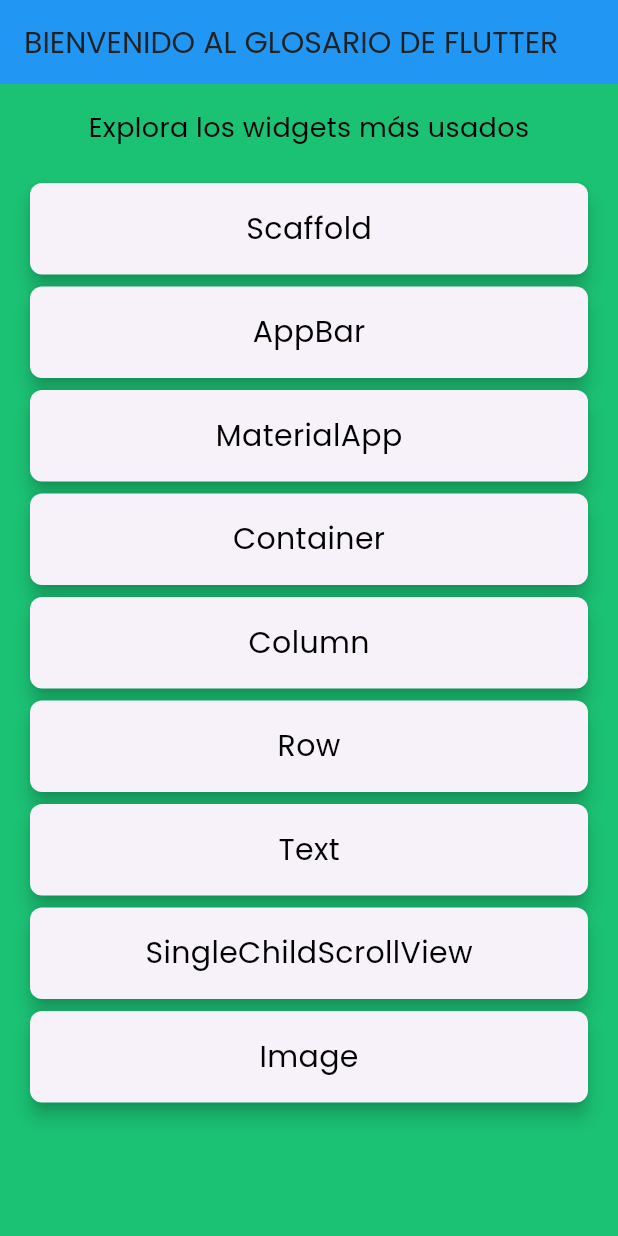
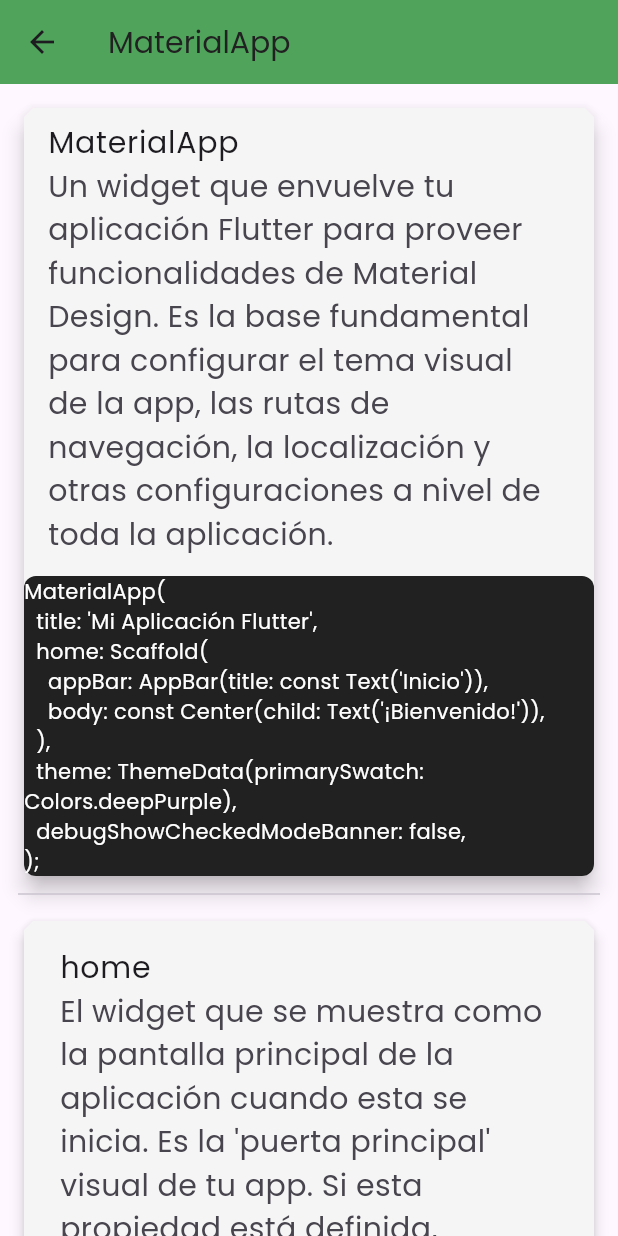
Before and after one commit to DanielCastroPerez/Aplicacion-de-lo-aprendido-en-flutter., a Flutter app: the screen it shows after launch, after a tap on "MaterialApp", on a phone screen of 412 x 824 dp. Run offline on Flutter 3.47's test engine with Material 3 defaults, Android fonts, the phone set to English and light mode, and no system bars; our stand-ins replace google_fonts.

Commit message:
Se agrega la pantalla Page_Container y se utiliza un Card junto con un ListTile para mejorar su presentación. En el archivo widgets_avanzado se incorporan más temas

```diff
--- a/lib/main.dart
+++ b/lib/main.dart
@@ -1,5 +1,6 @@
 import 'package:flutter/material.dart';
 import 'package:practida_daniel/pages/Page_AppBar.dart';
+import 'package:practida_daniel/pages/Page_MaterialApp.dart';
 import 'package:practida_daniel/pages/Page_Welcome.dart';
 import 'package:practida_daniel/pages/Page_Scaffold.dart';
 import 'package:practida_daniel/pages/Page_Container.dart';
@@ -21,6 +22,7 @@ class MyApp extends StatelessWidget {
         "/Page_Scaffold":(BuildContext context)=>Page_Scaffold(),
         "/Page_Container":(BuildContext context)=>Page_Container(),
         "/Page_AppBar":(BuildContext context)=>Page_AppBar(),
+        "/Page_MaterialApp":(BuildContext context)=>Page_MaterialApp(),
       },
     );
   }
--- a/lib/pages/Page_AppBar.dart
+++ b/lib/pages/Page_AppBar.dart
@@ -6,7 +6,6 @@ class Page_AppBar extends StatelessWidget {
   @override
   Widget build(BuildContext context) {
     final widgetData = ModalRoute.of(context)!.settings.arguments as Map;
-    final title_widget = widgetData['AppBar'];
     return Scaffold(
       appBar: AppBar(
         centerTitle: true,
@@ -22,7 +21,7 @@ class Page_AppBar extends StatelessWidget {
           children: [
             Container(
               padding: EdgeInsets.only(bottom: 20.0),
-              child: Image.asset("assets/AppBar.jpg", fit: BoxFit.fill),
+              child: Image.asset(widgetData["imagen"], fit: BoxFit.fill),
             ),
             Container(
               //Conteiner explicacion
@@ -33,20 +32,7 @@ class Page_AppBar extends StatelessWidget {
                 borderRadius: BorderRadius.circular(8.0),
               ),
 
-              child: Text(
-                """
-                Barra de aplicación superior que puede mostrar título, íconos, acciones, etc.
-                La barra de aplicación se utiliza para proporcionar información adicional sobre la aplicación y para permitir al usuario interactuar con ella.
-                Puede ser utilizada para mostrar el título de la aplicación, los íconos de la aplicación, las acciones que se pueden realizar en la aplicación,
-
-                la información de la aplicación y los detalles de la aplicación.
-                También se utiliza para permitir al usuario interactuar con la
-                aplicación, como iniciar sesión, cerrar sesión, cambiar la configuración de la aplicación, etc.
-                La barra de aplicación se utiliza en aplicaciones móviles, web y escritorio.
-                En aplicaciones móviles, la barra de aplicación se utiliza para proporcionar información adicional sobre la aplicación y para permitir al usuario interactuar con ella.
-                En aplicaciones web, la barra de aplicación se utiliza para proporcionar información adicional sobre la aplicación y para permitir al usuario interactuar con ella.
-                En aplicaciones escritorio, la barra de aplicación se utiliza
-""",
+              child: Text(widgetData["descripcion"],
                 textAlign: TextAlign.justify,
                 style: TextStyle(fontSize: 20.0),
               ),
--- a/lib/pages/Page_Container.dart
+++ b/lib/pages/Page_Container.dart
@@ -23,7 +23,7 @@ class Page_Container extends StatelessWidget {
               //CONTEINER DE IMAGEN
               alignment: Alignment.center, // centro la imagen
               margin: EdgeInsets.only(bottom: 20.0),
-              child: Image.asset("assets/colum.jpg", fit: BoxFit.fill),
+              child: Image.asset("assets/Container.jpg", fit: BoxFit.fill),
             ),
 
             Container(
--- /dev/null
+++ b/lib/pages/Page_MaterialApp.dart
@@ -0,0 +1,123 @@
+import 'package:flutter/material.dart';
+import 'package:google_fonts/google_fonts.dart';
+
+class Page_MaterialApp extends StatelessWidget {
+  const Page_MaterialApp({super.key});
+
+  @override
+  Widget build(BuildContext context) {
+    final widgetData = ModalRoute.of(context)!.settings.arguments as Map;
+    final style_descipcion = TextStyle(fontSize: 20.0);
+    final style_code = TextStyle(fontFamily: "monospace", color: Colors.white);
+
+    return Scaffold(
+      appBar: AppBar(
+        title: Text(
+          widgetData['nombre'],
+          style: GoogleFonts.poppins(
+            textStyle: TextStyle(fontSize: 20.0, color: Color(0xFF212121)),
+          ),
+          textAlign: TextAlign.center,
+        ),
+        backgroundColor: Colors.green,
+        elevation: 10,
+      ),
+      body: SingleChildScrollView(
+        padding: EdgeInsets.all(12.0),
+        child: Column(
+          mainAxisAlignment: MainAxisAlignment.center,
+          children: [
+            Card(
+              shape: BeveledRectangleBorder(
+                borderRadius: BorderRadius.circular(6),
+              ),
+              color: Colors.grey[100],
+              elevation: 6,
+              child: Column(
+                children: [
+                  ListTile(
+                    title: Text(
+                      widgetData['nombre'],
+                      style: GoogleFonts.poppins(textStyle: style_descipcion),
+                    ),
+                    subtitle: Text(
+                      widgetData["descripcion"],
+                      style: GoogleFonts.poppins(textStyle: style_descipcion),
+                    ),
+                  ),
+                  SizedBox(height: 5),
+                  Container(
+                    decoration: BoxDecoration(
+                      borderRadius: BorderRadius.circular(8.0),
+                      color: Colors.black87,
+                    ),
+                    child: Text(
+                      widgetData["codigo"],
+                      style: GoogleFonts.poppins(textStyle: style_code),
+                    ),
+                  ),
+                ],
+              ),
+            ),
+
+            Divider(),
+            ...((widgetData["propiedades_detalladas"] as List<dynamic>).map((
+              propiedades,
+            ) {
+              return Padding(
+                padding: EdgeInsets.symmetric(vertical: 6.0),
+                child: Card(
+                  shape: BeveledRectangleBorder(
+                    borderRadius: BorderRadius.circular(6),
+                  ),
+                  color: Colors.grey[100],
+                  elevation: 4,
+                  child: Padding(
+                    padding: const EdgeInsets.all(8.0),
+                    child: Column(
+                      mainAxisAlignment: MainAxisAlignment.center,
+                      children: [
+                        Container(
+                          child: ListTile(
+                            //leading: ,
+                            title: Text(
+                              propiedades["nombre"],
+                              style: GoogleFonts.poppins(
+                                textStyle: style_descipcion,
+                              ),
+                            ),
+                            subtitle: Text(
+                              propiedades["descripcion_extendida"],
+                              style: GoogleFonts.poppins(
+                                textStyle: style_descipcion,
+                              ),
+                            ),
+                          ),
+                        ),
+                        SizedBox(height: 20),
+                        // conteiner para agregar el codigo jeje
+                        Container(
+                          decoration: BoxDecoration(
+                            color: Colors.black87,
+                            borderRadius: BorderRadius.circular(8.0),
+                          ),
+                          child: Padding(
+                            padding: EdgeInsets.all(8),
+                            child: Text(
+                              propiedades["ejemplo_propiedad"],
+                              style: GoogleFonts.poppins(textStyle: style_code),
+                            ),
+                          ),
+                        ),
+                      ],
+                    ),
+                  ),
+                ),
+              );
+            }).toList()),
+          ],
+        ),
+      ),
+    );
+  }
+}
```
Also changed, not shown: assets/Container.jpg (added), assets/data/widgets_avanzado.json, 1 other file.
